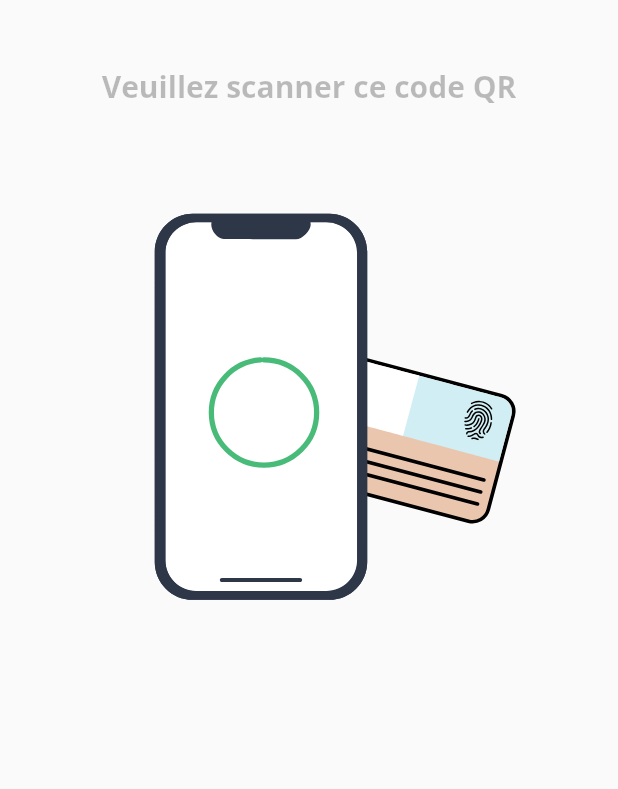
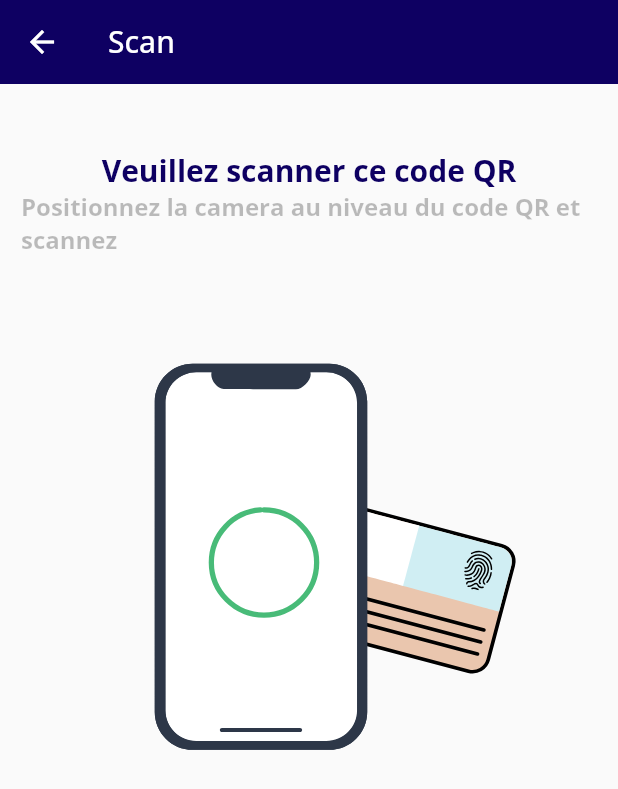
Before and after one commit to baimamboukar/heldis, a Flutter app: the ScanView screen opened by its route, on a phone screen of 412 x 824 dp. Shown: the top 789 px of the screen. Run offline on Flutter 3.47's test engine with Material 2 defaults, Android fonts, the phone set to English and light mode, and no system bars; drawn by our look-alikes of lottie; our stand-ins replace adaptive_dialog, firebase_core, flutter_riverpod, google_fonts, grouped_list, line_icons; accounts and stored records are empty.

Commit message:
title added to scan

```diff
--- a/lib/screens/scan.dart
+++ b/lib/screens/scan.dart
@@ -9,6 +9,10 @@ class ScanView extends StatelessWidget {
   @override
   Widget build(BuildContext context) {
     return Scaffold(
+      appBar: AppBar(
+        title: const Text("Scan"),
+        elevation: 0.0,
+      ),
       body: SingleChildScrollView(
           child: Padding(
         padding: const EdgeInsets.all(14.0),
@@ -19,8 +23,13 @@ class ScanView extends StatelessWidget {
             ),
             Text(
               "Veuillez scanner ce code QR",
+              style: Styles.designText(
+                  size: 20, color: Palette.primary, bold: true),
+            ),
+            Text(
+              "Positionnez la camera au niveau du code QR et scannez",
               style:
-                  Styles.designText(size: 20, color: Palette.dark, bold: true),
+                  Styles.designText(size: 16, color: Palette.dark, bold: true),
             ),
             const SizedBox(
               height: 15.0,
```
